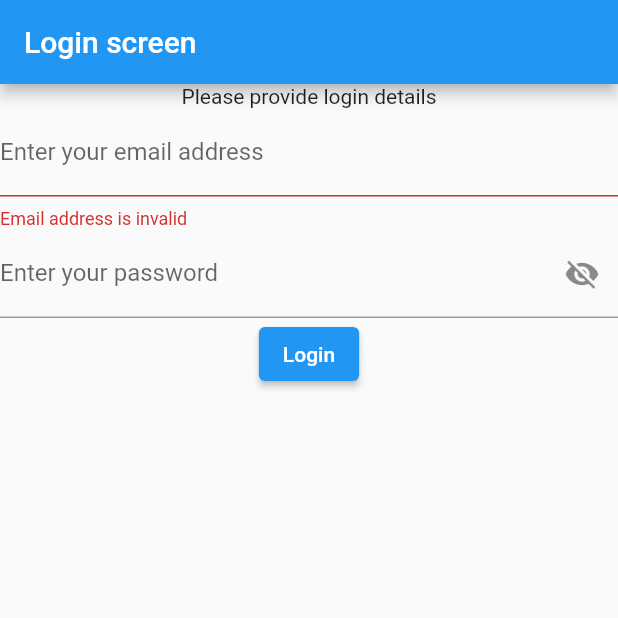
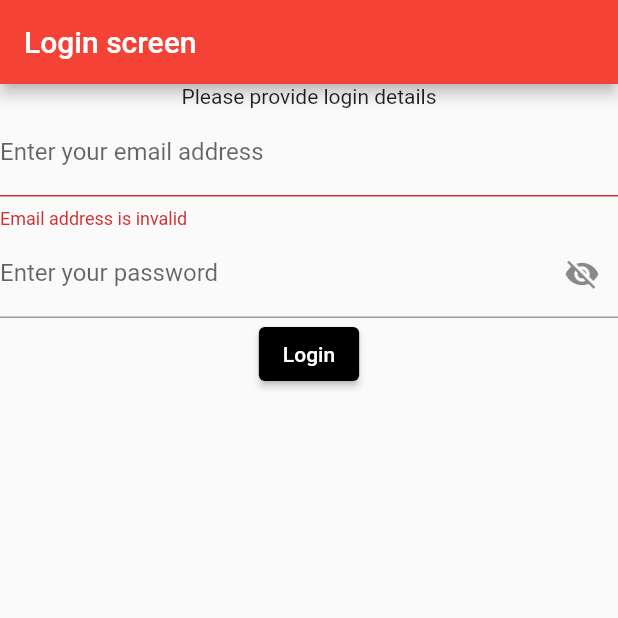
Before and after one commit to DutchDestroyer/eutychia-mobile-app, a Flutter app: the screen it shows after launch, after a tap on "Login", on a phone screen of 412 x 824 dp, the top half of it. Run offline on Flutter 3.47's test engine with Material 2 defaults, Android fonts, the phone set to English and light mode, and no system bars; our stand-ins replace carousel_slider; generated files the repository leaves out were written again.

Commit message:
Add theme in main method

```diff
--- a/assets/questionnaires/questionnaire1.json
+++ b/assets/questionnaires/questionnaire1.json
@@ -18,7 +18,10 @@
           "London",
           "Paris",
           "Amsterdam",
-          "Berlin"
+          "Berlin",
+          "San Francisco",
+          "Stockholm",
+          "Vancouver"
         ]
       },
       {
--- a/lib/main.dart
+++ b/lib/main.dart
@@ -4,7 +4,15 @@ import 'ui/screens/loginscreen.dart';
 
 void main() {
   runApp(new MaterialApp(
-    title: "Eutychia",
-    home: new LoginScreen(),
-  ));
+      title: "Eutychia",
+      home: new LoginScreen(),
+      theme: ThemeData(
+        primaryColor: Colors.red,
+        accentColor: Colors.green,
+        elevatedButtonTheme: ElevatedButtonThemeData(
+            style: ButtonStyle(
+          backgroundColor:
+              MaterialStateProperty.resolveWith((states) => Colors.black),
+        )),
+      )));
 }
```
Also changed, not shown: lib/ui/screens/tests/questionnaire1.dart (+10 -5 lines).
